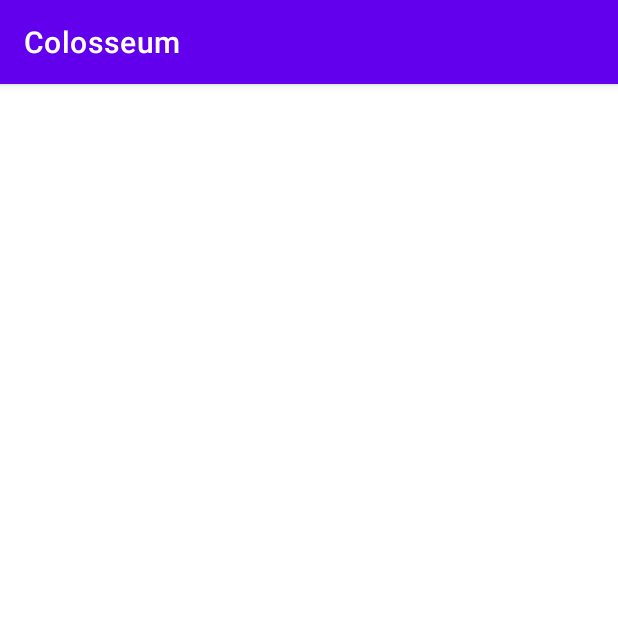
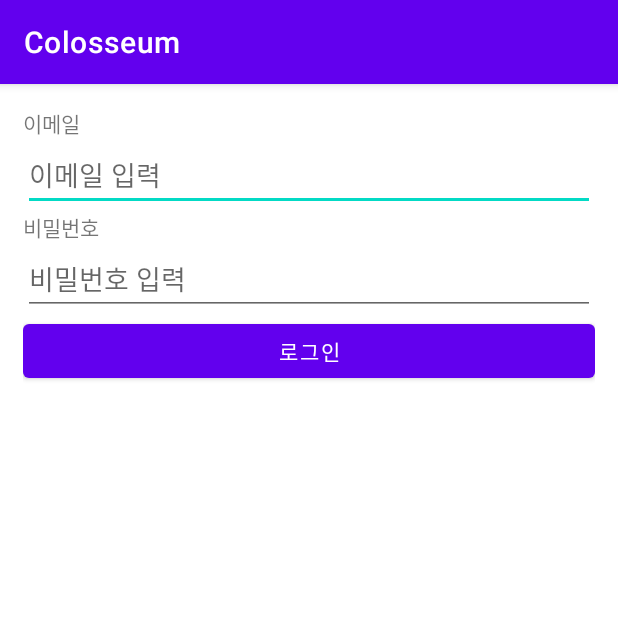
Before and after one commit to jungbin-lee/Colosseum, an Android app: the screen it shows after launch (MainActivity), on a phone screen of 412 x 824 dp, the top half of it. Run offline under Robolectric (Android 15) with nearby library versions, the phone set to English and light mode, and no system bars.

```diff
--- a/app/build.gradle
+++ b/app/build.gradle
@@ -1,6 +1,7 @@
 plugins {
     id 'com.android.application'
     id 'kotlin-android'
+    id 'kotlin-android-extensions'
 }
 
 android {
--- a/app/src/main/res/layout/activity_main.xml
+++ b/app/src/main/res/layout/activity_main.xml
@@ -6,7 +6,36 @@
         android:layout_width="match_parent"
         android:layout_height="match_parent"
         android:orientation="vertical"
+         android:padding="15dp"
         tools:context=".MainActivity">
+<TextView
 
+        android:layout_width="wrap_content"
+        android:layout_height="wrap_content"
+        android:text="이메일"/>
+    <EditText
+            android:id="@+id/emailEdt"
+            android:layout_width="match_parent"
+            android:layout_height="wrap_content"
+            android:hint="이메일 입력"
+            android:inputType="textEmailAddress"
+    />
+    <TextView
+            android:layout_width="wrap_content"
+            android:layout_height="wrap_content"
+            android:text="비밀번호"/>
+
+    <EditText
+            android:id="@+id/passwordEdt"
+            android:layout_width="match_parent"
+            android:layout_height="wrap_content"
+            android:hint="비밀번호 입력"
+            android:inputType="textPassword"
+    />
+<Button
+        android:id="@+id/loginBtn"
+        android:layout_width="match_parent"
+        android:layout_height="wrap_content"
+        android:text="로그인"/>
 
 </LinearLayout>
```
Also changed, not shown: app/src/main/java/com/h2square/colosseum/MainActivity.kt (+31 -0 lines), app/src/main/java/com/h2square/colosseum/utils/ServerUtil.kt (+41 -1 lines).
